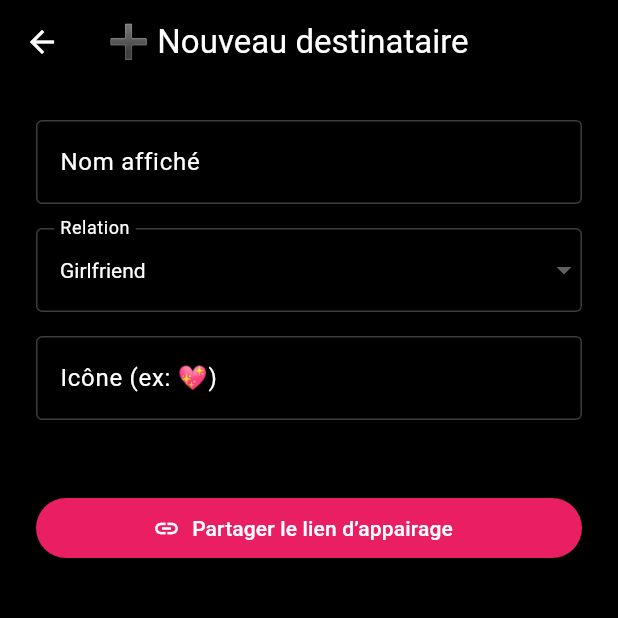
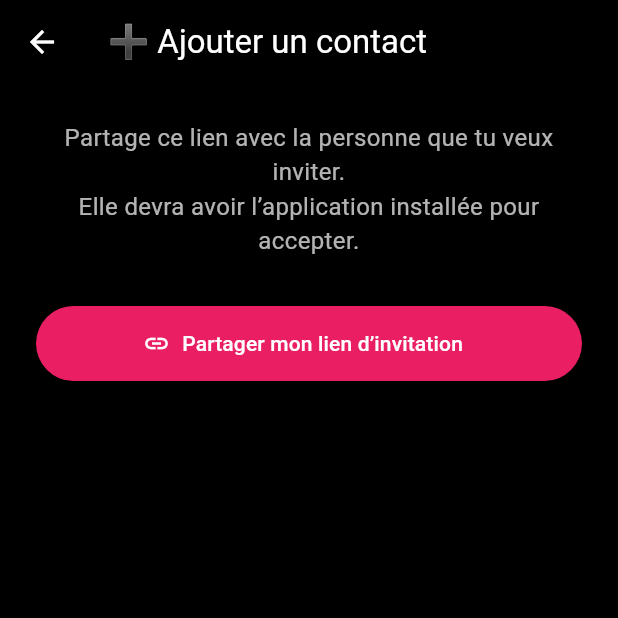
Before and after one commit to dvmyyg/jenvoiedelamour-redirect, a Flutter app: the RecipientsScreen screen opened directly with empty values, after a tap on the "add" icon, on a phone screen of 412 x 824 dp, the top half of it. Run offline on Flutter 3.47's test engine with Material 3 defaults, Android fonts, the light colour scheme and no system bars; our stand-ins replace cloud_firestore, firebase_auth, firebase_core, firebase_messaging, flutter_local_notifications, share_plus and 1 more; accounts and stored records are empty.

Commit message:
💌 Refactor appairage : nouvelle UI + logique simplifiée

```diff
--- a/lib/screens/add_recipient_screen.dart
+++ b/lib/screens/add_recipient_screen.dart
@@ -2,11 +2,12 @@
 
 import 'package:flutter/material.dart';
 import 'package:cloud_firestore/cloud_firestore.dart';
+import 'package:share_plus/share_plus.dart';
 import 'package:uuid/uuid.dart';
-import 'package:share_plus/share_plus.dart';
-import '../services/i18n_service.dart';
 
-class AddRecipientScreen extends StatefulWidget {
+import '../utils/debug_log.dart';
+
+class AddRecipientScreen extends StatelessWidget {
   final String deviceId;
   final String deviceLang;
 
@@ -16,72 +17,33 @@ class AddRecipientScreen extends StatefulWidget {
     required this.deviceLang,
   });
 
-  @override
-  State<AddRecipientScreen> createState() => _AddRecipientScreenState();
-}
+  Future<void> _createAndShareLink(BuildContext context) async {
+    final recipientId = const Uuid().v4();
 
-class _AddRecipientScreenState extends State<AddRecipientScreen> {
-  final _formKey = GlobalKey<FormState>();
-  final _displayNameController = TextEditingController();
-  final _iconController = TextEditingController();
-
-  final List<String> relationKeys = [
-    'compagne',
-    'compagnon',
-    'enfant',
-    'maman',
-    'papa',
-    'ami',
-    'autre',
-  ];
-  late String _selectedRelationKey;
-
-  @override
-  void initState() {
-    super.initState();
-    _selectedRelationKey = relationKeys.first;
-  }
-
-  String capitalize(String input) {
-    if (input.isEmpty) return input;
-    return input[0].toUpperCase() + input.substring(1).toLowerCase();
-  }
-
-  Future<void> _saveRecipient() async {
-    if (!_formKey.currentState!.validate()) return;
-
-    final displayName = capitalize(_displayNameController.text.trim());
-    final icon = _iconController.text.trim();
-    final relation = _selectedRelationKey;
-
-    final id = const Uuid().v4();
-
-    final docRef = FirebaseFirestore.instance
+    // 🔄 Création Firestore (placeholder)
+    await FirebaseFirestore.instance
         .collection('devices')
-        .doc(widget.deviceId)
+        .doc(deviceId)
         .collection('recipients')
-        .doc(id);
-
-    await docRef.set({
-      'id': id,
-      'displayName': displayName,
-      'relation': relation,
-      'icon': icon,
-      'deviceId': null,
+        .doc(recipientId)
+        .set({
+      'id': recipientId,
+      'deviceId': null, // 🟡 B complétera lors de l'appairage
+      'paired': false,
+      'createdAt': FieldValue.serverTimestamp(),
     });
 
-    if (!mounted) return; // ✅ protège l'utilisation de context
-    _sharePairingLink(id);
-    Navigator.pop(context, true);
-  }
-
-  void _sharePairingLink(String recipientId) {
     final link =
         'https://dvmyyg.github.io/jenvoiedelamour-redirect/?recipient=$recipientId';
-    Share.share(
-      '💌 Clique ici pour t’appairer avec moi dans l’app J’envoie de l’amour :\n$link',
-      subject: 'Lien d’appairage',
+
+    debugLog("🔗 Lien d’invitation généré : $link");
+
+    await Share.share(
+      "💌 Clique ici pour te connecter à moi dans l’app Jela :\n\n$link",
+      subject: "Invitation à se connecter sur Jela",
     );
+
+    if (context.mounted) Navigator.pop(context, true);
   }
 
   @override
@@ -89,87 +51,35 @@ class _AddRecipientScreenState extends State<AddRecipientScreen> {
     return Scaffold(
       backgroundColor: Colors.black,
       appBar: AppBar(
-        title: const Text("➕ Nouveau destinataire"),
         backgroundColor: Colors.black,
         foregroundColor: Colors.white,
+        title: const Text("➕ Ajouter un contact"),
       ),
       body: Padding(
         padding: const EdgeInsets.all(24),
-        child: Form(
-          key: _formKey,
-          child: ListView(
+        child: Column(
+          crossAxisAlignment: CrossAxisAlignment.stretch,
           children: [
-              _buildTextField("Nom affiché", _displayNameController),
-              _buildRelationDropdown(),
-              _buildTextField("Icône (ex: 💖)", _iconController),
+            const Text(
+              "Partage ce lien avec la personne que tu veux inviter.\n"
+                  "Elle devra avoir l’application installée pour accepter.",
+              style: TextStyle(color: Colors.white70, fontSize: 16),
+              textAlign: TextAlign.center,
+            ),
             const SizedBox(height: 32),
             ElevatedButton.icon(
-                onPressed: _saveRecipient,
+              onPressed: () => _createAndShareLink(context),
               icon: const Icon(Icons.link),
-                label: const Text("Partager le lien d’appairage"),
+              label: const Text("Partager mon lien d’invitation"),
               style: ElevatedButton.styleFrom(
                 backgroundColor: Colors.pink,
                 foregroundColor: Colors.white,
+                minimumSize: const Size.fromHeight(50),
               ),
             ),
           ],
         ),
       ),
-      ),
-    );
-  }
-
-  Widget _buildTextField(String label, TextEditingController controller) {
-    return Padding(
-      padding: const EdgeInsets.only(bottom: 16),
-      child: TextFormField(
-        controller: controller,
-        style: const TextStyle(color: Colors.white),
-        decoration: InputDecoration(
-          labelText: label,
-          labelStyle: const TextStyle(color: Colors.white),
-          enabledBorder: const OutlineInputBorder(
-            borderSide: BorderSide(color: Colors.white24),
-          ),
-          focusedBorder: const OutlineInputBorder(
-            borderSide: BorderSide(color: Colors.pink),
-          ),
-        ),
-        validator:
-            (value) => value == null || value.isEmpty ? 'Champ requis' : null,
-      ),
-    );
-  }
-
-  Widget _buildRelationDropdown() {
-    return Padding(
-      padding: const EdgeInsets.only(bottom: 16),
-      child: DropdownButtonFormField<String>(
-        value: _selectedRelationKey,
-        items:
-            relationKeys.map((key) {
-              return DropdownMenuItem(
-                value: key,
-                child: Text(getUILabel(key, widget.deviceLang)),
-              );
-            }).toList(),
-        onChanged:
-            (val) => setState(
-              () => _selectedRelationKey = val ?? relationKeys.first,
-            ),
-        dropdownColor: Colors.black,
-        style: const TextStyle(color: Colors.white),
-        decoration: const InputDecoration(
-          labelText: "Relation",
-          labelStyle: TextStyle(color: Colors.white),
-          enabledBorder: OutlineInputBorder(
-            borderSide: BorderSide(color: Colors.white24),
-          ),
-          focusedBorder: OutlineInputBorder(
-            borderSide: BorderSide(color: Colors.pink),
-          ),
-        ),
-      ),
     );
   }
 }
--- a/lib/screens/recipients_screen.dart
+++ b/lib/screens/recipients_screen.dart
@@ -3,7 +3,6 @@
 import 'package:flutter/material.dart';
 import '../services/recipient_service.dart';
 import '../models/recipient.dart';
-import 'recipient_details_screen.dart';
 import 'add_recipient_screen.dart';
 
 class RecipientsScreen extends StatefulWidget {
@@ -40,9 +39,26 @@ class _RecipientsScreenState extends State<RecipientsScreen> {
   Widget build(BuildContext context) {
     return Scaffold(
       appBar: AppBar(
-        title: const Text("👤 Mes destinataires"),
+        title: const Text("Mes destinataires"),
         backgroundColor: Colors.black,
         foregroundColor: Colors.white,
+        actions: [
+          IconButton(
+            icon: const Icon(Icons.add, color: Colors.white),
+            onPressed: () async {
+              await Navigator.push(
+                context,
+                MaterialPageRoute(
+                  builder: (_) => AddRecipientScreen(
+                    deviceId: widget.deviceId,
+                    deviceLang: widget.deviceLang,
+                  ),
+                ),
+              );
+              _loadRecipients();
+            },
+          ),
+        ],
       ),
       backgroundColor: Colors.black,
       body: ListView.builder(
@@ -59,42 +75,12 @@ class _RecipientsScreenState extends State<RecipientsScreen> {
               r.relation,
               style: TextStyle(color: Colors.grey[400]),
             ),
-            trailing: Text(
-              r.paired ? "[Appaire]" : "[Non appaire]",
-              style: TextStyle(color: r.paired ? Colors.green : Colors.orange),
-            ),
             onTap: () {
-              Navigator.push(
-                context,
-                MaterialPageRoute(
-                  builder: (_) => RecipientDetailsScreen(
-                    deviceId: widget.deviceId,
-                    deviceLang: widget.deviceLang, // ✅ Ajout ici
-                    recipient: r,
-                  ),
-                ),
-              );
+              // À adapter selon les fonctionnalités à venir (fiche de profil)
             },
           );
         },
       ),
-      floatingActionButton: FloatingActionButton(
-        onPressed: () async {
-          await Navigator.push(
-            context,
-            MaterialPageRoute(
-              builder: (_) => AddRecipientScreen(
-                deviceId: widget.deviceId,
-                deviceLang: widget.deviceLang,
-              ),
-
-            ),
-          );
-          _loadRecipients(); // recharge la liste après retour
-        },
-        backgroundColor: Colors.pink,
-        child: const Icon(Icons.add),
-      ),
     );
   }
 }
--- a/lib/services/recipient_service.dart
+++ b/lib/services/recipient_service.dart
@@ -1,4 +1,4 @@
-// lib/services/recipient_service.dart
+// 📄 lib/services/recipient_service.dart
 
 import 'package:cloud_firestore/cloud_firestore.dart';
 import '../models/recipient.dart';
@@ -14,19 +14,22 @@ class RecipientService {
       .doc(deviceId)
       .collection('recipients');
 
-  // ✅ Fetching recipients
+  // ✅ Récupérer uniquement les destinataires appairés
   Future<List<Recipient>> fetchRecipients() async {
     debugLog("🔄 Chargement des destinataires pour l'appareil : $deviceId");
-    final snapshot = await _recipientsRef.get();
+    final snapshot = await _recipientsRef
+        .where('deviceId', isNotEqualTo: null) // ✅ filtre : uniquement ceux qui sont appairés
+        .get();
+
     debugLog(
-      "✅ ${snapshot.docs.length} destinataires récupérés depuis Firestore",
+      "✅ ${snapshot.docs.length} destinataires connectés récupérés depuis Firestore",
     );
 
     return snapshot.docs
         .map(
           (doc) =>
-              Recipient.fromMap(doc.id, doc.data() as Map<String, dynamic>),
-        )
+          Recipient.fromMap(doc.id, doc.data() as Map<String, dynamic>),
+    )
         .toList();
   }
 
```
Also changed, not shown: lib/main_1920.dart (added, +146 -0 lines), lib/screens/love_screen.dart (+59 -132 lines), 5 other files. Lines whose indentation alone changed are shown as unchanged.
